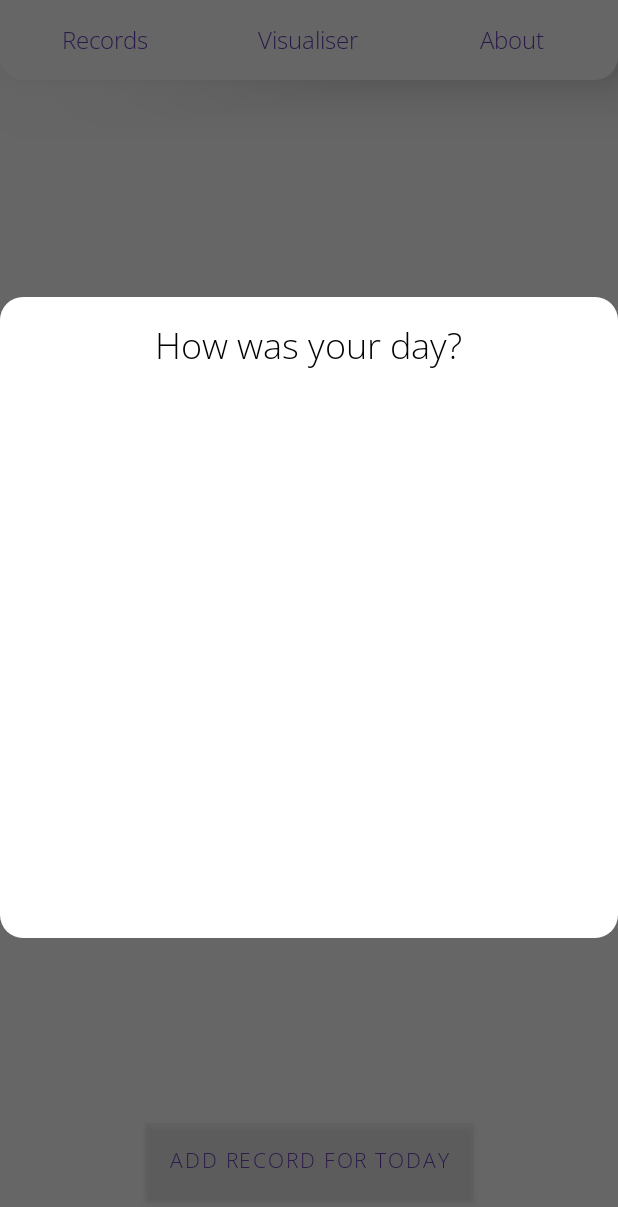
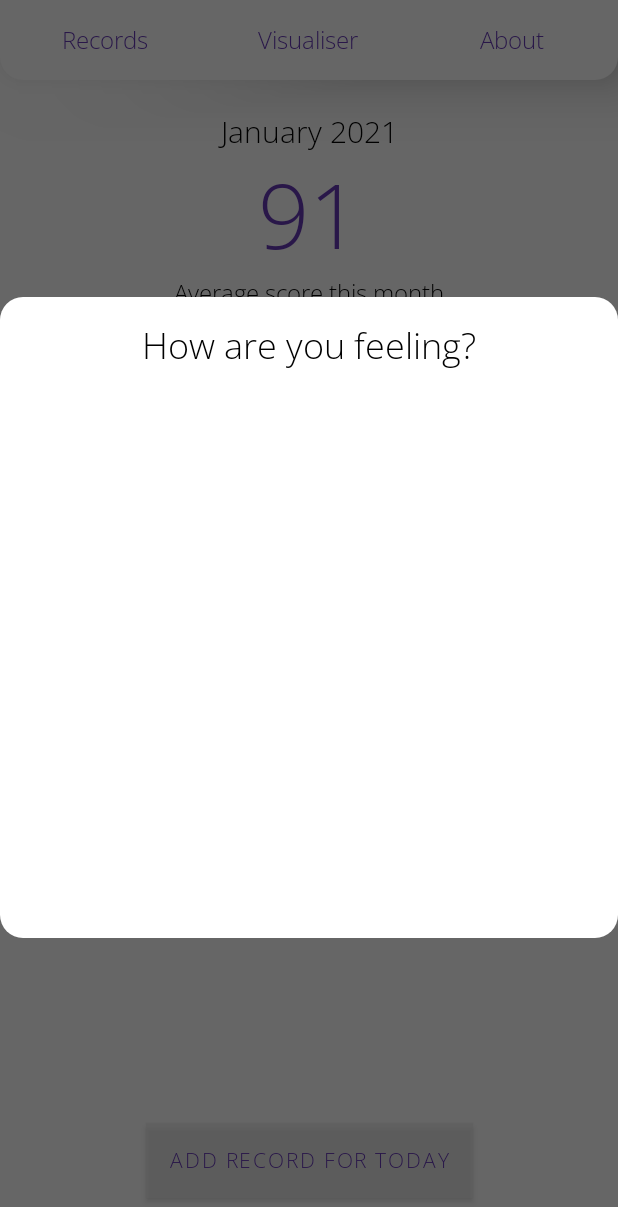
Before and after one commit to btcwojak/sentient, an Android app: the screen it shows after launch (MainActivity), after a tap on "ADD RECORD FOR TODAY", on a phone screen of 412 x 824 dp. Shown: the top 1207 px of the screen. Run offline under Robolectric (Android 15) with nearby library versions, the phone set to English and light mode, and no system bars; 1 statement that could not run was skipped.

Commit message:
Added average score view on activity_main.xml and updated MainActivity.kt - still need to filter for only current month

```diff
--- a/app/src/main/java/com/spudg/sentient/MainActivity.kt
+++ b/app/src/main/java/com/spudg/sentient/MainActivity.kt
@@ -49,7 +49,41 @@ class MainActivity : AppCompatActivity() {
         }
 
         setUpRecordList()
+        setUpAverageMonthScore()
 
+    }
+
+    private fun setUpAverageMonthScore() {
+        val dbHandler = RecordHandler(this, null)
+        val allRecords = dbHandler.filterRecords()
+
+        var runningTotal = 0
+        var numberOfRatings = allRecords.size
+
+        for (record in allRecords) {
+            runningTotal += record.score
+        }
+
+        var averageScore = (runningTotal/numberOfRatings)
+        bindingMain.averageScoreMonth.text = averageScore.toString()
+
+        when (averageScore) {
+            in 0..9 -> {
+                bindingMain.averageScoreMonth.setTextColor(-65527)
+            }
+            in 10..39 -> {
+                bindingMain.averageScoreMonth.setTextColor(-25088)
+            }
+            in 40..69 -> {
+                bindingMain.averageScoreMonth.setTextColor(-16728577)
+            }
+            in 70..89 -> {
+                bindingMain.averageScoreMonth.setTextColor(-16711896)
+            }
+            in 90..100 -> {
+                bindingMain.averageScoreMonth.setTextColor(-6881025)
+            }
+        }
     }
 
     private fun setUpRecordList() {
--- a/app/src/main/res/layout/activity_main.xml
+++ b/app/src/main/res/layout/activity_main.xml
@@ -69,6 +69,40 @@
 
     </LinearLayout>
 
+    <TextView
+        android:layout_width="match_parent"
+        android:layout_height="wrap_content"
+        android:fontFamily="@font/open_sans_light"
+        android:gravity="center_horizontal"
+        android:paddingLeft="20dp"
+        android:layout_marginTop="20dp"
+        android:paddingRight="20dp"
+        android:text="January 2021"
+        android:textColor="@android:color/black"
+        android:textSize="20sp" />
+
+    <TextView
+        android:id="@+id/averageScoreMonth"
+        android:layout_width="wrap_content"
+        android:layout_height="wrap_content"
+        android:layout_gravity="center_horizontal"
+        android:fontFamily="@font/open_sans_light"
+        android:gravity="center_horizontal"
+        android:textColor="@color/colorAccent"
+        android:textSize="60sp"
+        android:text="91"/>
+
+    <TextView
+        android:layout_width="match_parent"
+        android:layout_height="wrap_content"
+        android:fontFamily="@font/open_sans_light"
+        android:gravity="center_horizontal"
+        android:paddingLeft="20dp"
+        android:paddingRight="20dp"
+        android:text="Average score this month"
+        android:textColor="@android:color/black"
+        android:textSize="16sp" />
+
     <LinearLayout
         android:layout_width="match_parent"
         android:layout_height="0dp"
@@ -97,6 +131,7 @@
                 android:id="@+id/llRecords"
                 android:layout_width="match_parent"
                 android:layout_height="wrap_content"
+                android:layout_marginTop="20dp"
                 app:layout_constraintTop_toTopOf="parent">
 
                 <androidx.recyclerview.widget.RecyclerView
@@ -104,8 +139,7 @@
                     android:layout_width="match_parent"
                     android:layout_height="wrap_content"
                     android:clipToPadding="false"
-                    android:paddingBottom="80dp"
-                    android:visibility="gone" />
+                    android:paddingBottom="80dp" />
 
             </LinearLayout>
 
@@ -121,6 +155,7 @@
                 android:text="No records yet. Tap below to add a record for today!"
                 android:textColor="@android:color/black"
                 android:textSize="16sp"
+                android:visibility="gone"
                 app:layout_constraintBottom_toBottomOf="parent"
                 app:layout_constraintLeft_toLeftOf="parent"
                 app:layout_constraintRight_toRightOf="parent"
--- a/app/src/main/res/layout/dialog_add_record.xml
+++ b/app/src/main/res/layout/dialog_add_record.xml
@@ -18,7 +18,7 @@
             android:layout_height="wrap_content"
             android:layout_marginTop="5dp"
             android:fontFamily="@font/open_sans_light"
-            android:text="How was your day?"
+            android:text="How are you feeling?"
             android:layout_gravity="center_horizontal"
             android:textColor="@android:color/black"
             android:textSize="24sp" />
```
